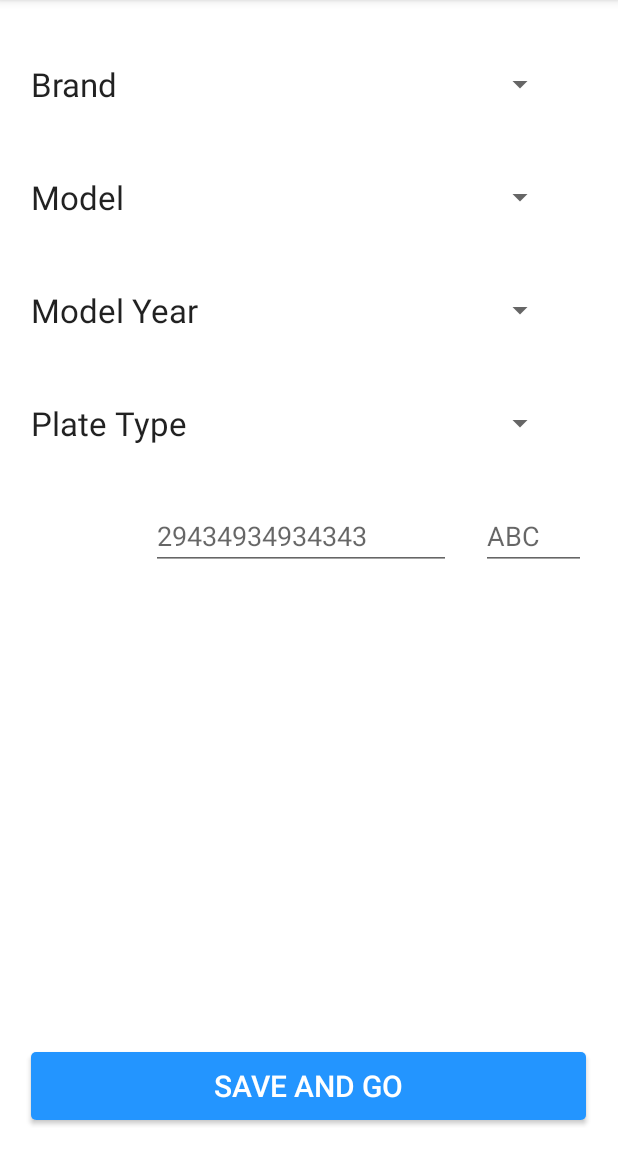
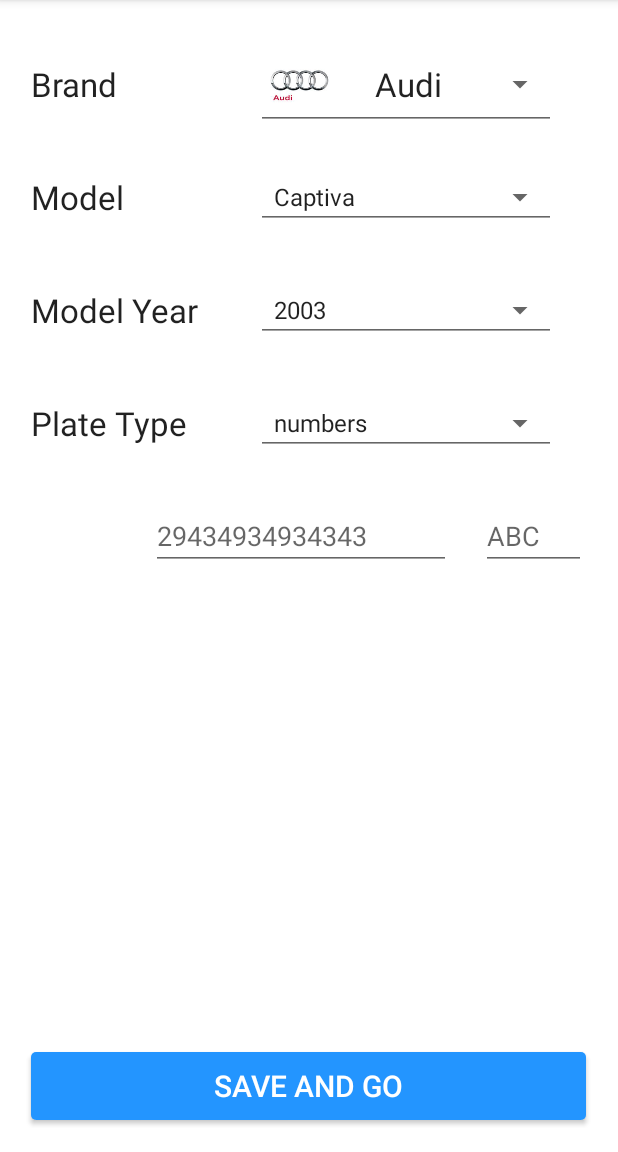
Before and after one commit to moe-uxa/KarPooler, an Android app: the screen it shows after launch (CarSelectionActivity), after a tap on "Audi", on a phone screen of 412 x 824 dp, the part 84-1236 px from its top. Run offline under Robolectric (Android 15) with nearby library versions, the phone set to English and light mode, and no system bars; 2 other taps on this screen came first.

Commit message:
car selection finished

```diff
--- a/karpooler-android-app/app/src/main/java/com/eramo/karpooler/activities/CarSelectionActivity.java
+++ b/karpooler-android-app/app/src/main/java/com/eramo/karpooler/activities/CarSelectionActivity.java
@@ -7,10 +7,14 @@
 import com.eramo.karpooler.apis.CarSelectionAPI;
 import com.eramo.karpooler.fragments.CarSelectionFragment;
 import com.eramo.karpooler.fragments.SelectBrandFragment;
+import com.eramo.karpooler.models.dtos.BrandDTO;
 
-public class CarSelectionActivity extends AppCompatActivity {
+public class CarSelectionActivity extends AppCompatActivity  {
 
     private CarSelectionAPI carSelectionAPI;
+    private CarSelectionFragment carSelectionFragment;
+    private SelectBrandFragment selectBrandFragment;
+    private BrandDTO selectedBrand;
 
     @Override
     protected void onCreate(Bundle savedInstanceState) {
@@ -26,16 +30,24 @@
 
 
     private void addCarSelectionFragment(){
-        CarSelectionFragment carSelectionFragment = new CarSelectionFragment();
+        carSelectionFragment = new CarSelectionFragment();
         getFragmentManager().beginTransaction().add(R.id.layout_container, carSelectionFragment).addToBackStack(null).commit();
     }
 
     public void addSelectBrandFragment(){
-        SelectBrandFragment selectBrandFragment = new SelectBrandFragment();
+        selectBrandFragment = new SelectBrandFragment();
         getFragmentManager().beginTransaction().replace(R.id.layout_container, selectBrandFragment).addToBackStack(null).commit();
     }
 
     public CarSelectionAPI getCarSelectionAPI() {
         return carSelectionAPI;
     }
+
+    public BrandDTO getSelectedBrand() {
+        return selectedBrand;
+    }
+
+    public void setSelectedBrand(BrandDTO selectedBrand) {
+        this.selectedBrand = selectedBrand;
+    }
 }
--- /dev/null
+++ b/karpooler-android-app/app/src/main/java/com/eramo/karpooler/adapters/BrandSpinnerAdapter.java
@@ -0,0 +1,49 @@
+package com.eramo.karpooler.adapters;
+
+import android.content.Context;
+import android.view.LayoutInflater;
+import android.view.View;
+import android.view.ViewGroup;
+import android.widget.ArrayAdapter;
+import android.widget.ImageView;
+import android.widget.TextView;
+
+import com.eramo.karpooler.R;
+import com.eramo.karpooler.models.dtos.BrandDTO;
+
+import java.util.List;
+
+
+/**
+ * Created by Mohamed.Gaber on 10/25/2015.
+ */
+public class BrandSpinnerAdapter extends ArrayAdapter {
+
+    private List<BrandDTO> brands;
+    private Context context;
+
+    public BrandSpinnerAdapter(Context context, int resource, List<BrandDTO> brands) {
+        super(context, resource, brands );
+        this.brands = brands;
+        this.context = context;
+    }
+
+    @Override
+    public View getView(int position, View convertView, ViewGroup parent) {
+
+        BrandDTO brandDTO = brands.get(0);
+
+        LayoutInflater inflater = (LayoutInflater) context
+                .getSystemService(Context.LAYOUT_INFLATER_SERVICE);
+
+        View view = inflater.inflate(R.layout.item_spinner_brand, parent, false);
+
+        TextView brandLabel = (TextView) view.findViewById(R.id.label_brand);
+        ImageView brandImage = (ImageView) view.findViewById(R.id.imgv_brand);
+
+        brandLabel.setText(brandDTO.getBrandName());
+        brandImage.setImageBitmap(brandDTO.getBrandImage());
+
+        return view;
+    }
+}
--- a/karpooler-android-app/app/src/main/java/com/eramo/karpooler/adapters/BrandsRecyclerViewAdapter.java
+++ b/karpooler-android-app/app/src/main/java/com/eramo/karpooler/adapters/BrandsRecyclerViewAdapter.java
@@ -42,11 +42,19 @@
     public void onBindViewHolder(ViewHolder holder, int position) {
 
         // get brand dto
-        BrandDTO brandDTO = brands.get(position);
+        final BrandDTO brandDTO = brands.get(position);
 
         holder.brandLabel.setText(brandDTO.getBrandName());
         holder.brandImageView.setImageBitmap(brandDTO.getBrandImage());
 
+        holder.view.setOnClickListener(new View.OnClickListener() {
+            @Override
+            public void onClick(View v) {
+                activity.setSelectedBrand(brandDTO);
+                activity.getFragmentManager().popBackStack();
+
+            }
+        });
     }
 
     @Override
@@ -59,19 +67,14 @@
         // each data item is just a string in this case
         public ImageView brandImageView;
         public TextView brandLabel;
+        public View view;
 
         public ViewHolder(View v, final CarSelectionActivity activity) {
             super(v);
 
+            view = v;
             brandImageView = (ImageView) v.findViewById(R.id.imgv_brand);
             brandLabel  = (TextView) v.findViewById(R.id.label_brand);
-
-            v.setOnClickListener(new View.OnClickListener() {
-                @Override
-                public void onClick(View v) {
-                    activity.getFragmentManager().popBackStack();
-                }
-            });
 
         }
     }
--- a/karpooler-android-app/app/src/main/java/com/eramo/karpooler/fragments/CarSelectionFragment.java
+++ b/karpooler-android-app/app/src/main/java/com/eramo/karpooler/fragments/CarSelectionFragment.java
@@ -3,6 +3,9 @@
 
 import android.app.Activity;
 import android.content.Context;
+import android.content.res.AssetManager;
+import android.graphics.Bitmap;
+import android.graphics.BitmapFactory;
 import android.os.Bundle;
 import android.app.Fragment;
 import android.util.Log;
@@ -11,10 +14,19 @@
 import android.view.View;
 import android.view.ViewGroup;
 import android.widget.AdapterView;
+import android.widget.ArrayAdapter;
 import android.widget.Spinner;
 
 import com.eramo.karpooler.R;
 import com.eramo.karpooler.activities.CarSelectionActivity;
+import com.eramo.karpooler.adapters.BrandSpinnerAdapter;
+import com.eramo.karpooler.application.MyApplication;
+import com.eramo.karpooler.models.dtos.BrandDTO;
+
+import java.io.IOException;
+import java.io.InputStream;
+import java.util.ArrayList;
+import java.util.List;
 
 /**
  * A simple {@link Fragment} subclass.
@@ -22,6 +34,7 @@
 public class CarSelectionFragment extends Fragment {
 
     CarSelectionActivity activity;
+
 
     public CarSelectionFragment() {
         // Required empty public constructor
@@ -49,10 +62,38 @@
 
     }
 
+    @Override
+    public void onSaveInstanceState(Bundle outState) {
+        super.onSaveInstanceState(outState);
+        setRetainInstance(true);
+    }
 
     private void prepareUIControllers(){
 
+        prepareBrandSpinner();
+
+        prepareModelsSpinner();
+
+        prepareModelYearsSpinner();
+
+        preparePlateTypesSpinner();
+
+    }
+
+    private void prepareBrandSpinner(){
+
         Spinner brandSpinner = (Spinner) activity.findViewById(R.id.spinner_brand);
+
+        List<BrandDTO> brands = new ArrayList<>();
+
+        if (activity.getSelectedBrand() !=null)
+            brands.add(activity.getSelectedBrand());
+
+        // set spinner adapter
+        BrandSpinnerAdapter brandSpinnerAdapter = new BrandSpinnerAdapter(activity, android.R.layout.simple_spinner_item, brands);
+        brandSpinner.setAdapter(brandSpinnerAdapter);
+
+        // set spinner on touch listener
         brandSpinner.setOnTouchListener(new View.OnTouchListener() {
             @Override
             public boolean onTouch(View v, MotionEvent event) {
@@ -63,6 +104,39 @@
             }
         });
 
+    }
+
+    private void prepareModelsSpinner(){
+
+        Spinner modelSpinner = (Spinner) activity.findViewById(R.id.spinner_model);
+
+        String [] models = {"Captiva", "Cruze", "Aveo"};
+
+        ArrayAdapter adapter = new ArrayAdapter(activity, android.R.layout.simple_spinner_item, models);
+        modelSpinner.setAdapter(adapter);
+
+    }
+
+    private void prepareModelYearsSpinner(){
+
+        Spinner modelYearsSpinner = (Spinner) activity.findViewById(R.id.spinner_model_year);
+
+        String [] modelYears = {"2003", "2004", "2005"};
+
+        ArrayAdapter adapter = new ArrayAdapter(activity, android.R.layout.simple_spinner_item, modelYears);
+        modelYearsSpinner.setAdapter(adapter);
+
+
+    }
+
+    private void preparePlateTypesSpinner(){
+
+        Spinner plateTypesSpinner = (Spinner) activity.findViewById(R.id.spinner_plate_type);
+
+        String [] plateTypes = {"numbers"};
+
+        ArrayAdapter adapter = new ArrayAdapter(activity, android.R.layout.simple_spinner_item, plateTypes);
+        plateTypesSpinner.setAdapter(adapter);
 
     }
 
--- a/karpooler-android-app/app/src/main/java/com/eramo/karpooler/services/LoadBrandsService.java
+++ b/karpooler-android-app/app/src/main/java/com/eramo/karpooler/services/LoadBrandsService.java
@@ -53,35 +53,35 @@
             switch (i){
                 case 1:
                     brandDTO.setBrandName("Aston Martin");
-                    brandDTO.setBrandImage(getBitmapFromAsset("brands/fiat.png"));
+                    brandDTO.setBrandImage(getBitmapFromAsset("brands/aston.png"));
                     break;
                 case 2:
                     brandDTO.setBrandName("Audi");
-                    brandDTO.setBrandImage(getBitmapFromAsset("brands/fiat.png"));
+                    brandDTO.setBrandImage(getBitmapFromAsset("brands/audi.png"));
                     break;
                 case 3:
-                    brandDTO.setBrandName("Brand " + i);
-                    brandDTO.setBrandImage(getBitmapFromAsset("brands/fiat.png"));
+                    brandDTO.setBrandName("BMW");
+                    brandDTO.setBrandImage(getBitmapFromAsset("brands/bmw.png"));
                     break;
                 case 4:
-                    brandDTO.setBrandName("Brand " + i);
-                    brandDTO.setBrandImage(getBitmapFromAsset("brands/fiat.png"));
+                    brandDTO.setBrandName("Bentley");
+                    brandDTO.setBrandImage(getBitmapFromAsset("brands/bent.png"));
                     break;
                 case 5:
-                    brandDTO.setBrandName("Brand " + i);
-                    brandDTO.setBrandImage(getBitmapFromAsset("brands/fiat.png"));
+                    brandDTO.setBrandName("Chevrolet");
+                    brandDTO.setBrandImage(getBitmapFromAsset("brands/c.png"));
                     break;
                 case 6:
-                    brandDTO.setBrandName("Brand " + i);
+                    brandDTO.setBrandName("FIAT");
                     brandDTO.setBrandImage(getBitmapFromAsset("brands/fiat.png"));
                     break;
                 case 7:
-                    brandDTO.setBrandName("Brand " + i);
-                    brandDTO.setBrandImage(getBitmapFromAsset("brands/fiat.png"));
+                    brandDTO.setBrandName("Ford");
+                    brandDTO.setBrandImage(getBitmapFromAsset("brands/ford.png"));
                     break;
                 case 8:
-                    brandDTO.setBrandName("Brand " + i);
-                    brandDTO.setBrandImage(getBitmapFromAsset("brands/fiat.png"));
+                    brandDTO.setBrandName("Jaguar");
+                    brandDTO.setBrandImage(getBitmapFromAsset("brands/jaguar.png"));
                     break;
             }
 
--- a/karpooler-android-app/app/src/main/res/layout/fragment_car_selection.xml
+++ b/karpooler-android-app/app/src/main/res/layout/fragment_car_selection.xml
@@ -33,7 +33,8 @@
             android:id="@+id/spinner_brand"
             android:layout_centerVertical="true"
             android:layout_toRightOf="@+id/label_brand"
-            android:layout_marginLeft="20dp" />
+            android:layout_marginLeft="20dp"
+            style="@style/Widget.AppCompat.Spinner.Underlined"/>
     </RelativeLayout>
 
     <RelativeLayout
@@ -60,7 +61,8 @@
             android:id="@+id/spinner_model"
             android:layout_centerVertical="true"
             android:layout_toRightOf="@+id/label_model"
-            android:layout_marginLeft="20dp"/>
+            android:layout_marginLeft="20dp"
+            style="@style/Widget.AppCompat.Spinner.Underlined"/>
     </RelativeLayout>
 
     <RelativeLayout
@@ -87,7 +89,9 @@
             android:id="@+id/spinner_model_year"
             android:layout_centerVertical="true"
             android:layout_toRightOf="@+id/label_model_year"
-            android:layout_marginLeft="20dp"/>
+            android:layout_marginLeft="20dp"
+            style="@style/Widget.AppCompat.Spinner.Underlined"/>
+
     </RelativeLayout>
 
     <RelativeLayout
@@ -114,7 +118,8 @@
             android:id="@+id/spinner_plate_type"
             android:layout_centerVertical="true"
             android:layout_toRightOf="@+id/label_plate_type"
-            android:layout_marginLeft="20dp"/>
+            android:layout_marginLeft="20dp"
+            style="@style/Widget.AppCompat.Spinner.Underlined"/>
     </RelativeLayout>
 
     <RelativeLayout
--- /dev/null
+++ b/karpooler-android-app/app/src/main/res/layout/item_spinner_brand.xml
@@ -0,0 +1,33 @@
+<?xml version="1.0" encoding="utf-8"?>
+<LinearLayout xmlns:android="http://schemas.android.com/apk/res/android"
+    android:orientation="vertical" android:layout_width="match_parent"
+    android:layout_height="wrap_content"
+    android:background="@android:color/white">
+
+
+    <RelativeLayout
+        android:layout_width="match_parent"
+        android:layout_height="40dp"
+        android:background="@android:color/white">
+
+        <ImageView
+            android:layout_width="40dp"
+            android:layout_height="40dp"
+            android:id="@+id/imgv_brand"
+            android:layout_centerVertical="true"
+            android:layout_alignParentLeft="true"
+            android:src="@drawable/aston"
+            android:layout_marginLeft="5dp"
+            />
+
+        <TextView
+            android:layout_width="wrap_content"
+            android:layout_height="wrap_content"
+            android:textAppearance="?android:attr/textAppearanceLarge"
+            android:text="Aston Martin"
+            android:id="@+id/label_brand"
+            android:layout_centerVertical="true"
+            android:layout_toRightOf="@+id/imgv_brand"
+            android:layout_marginLeft="30dp" />
+    </RelativeLayout>
+</LinearLayout>
```
